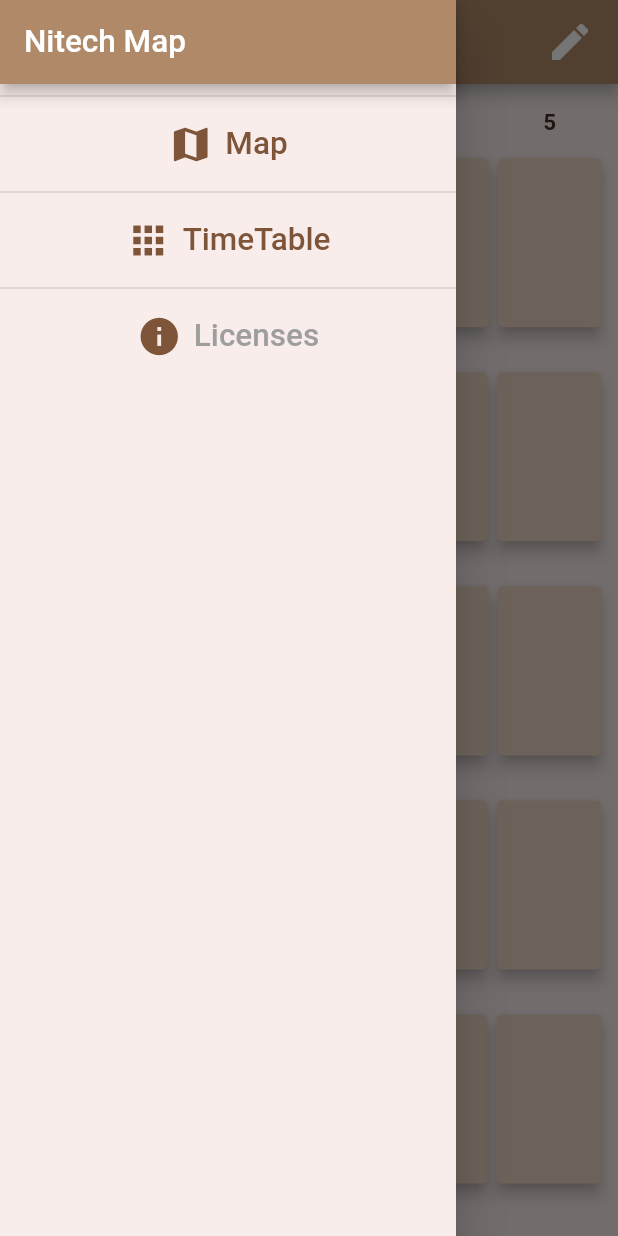
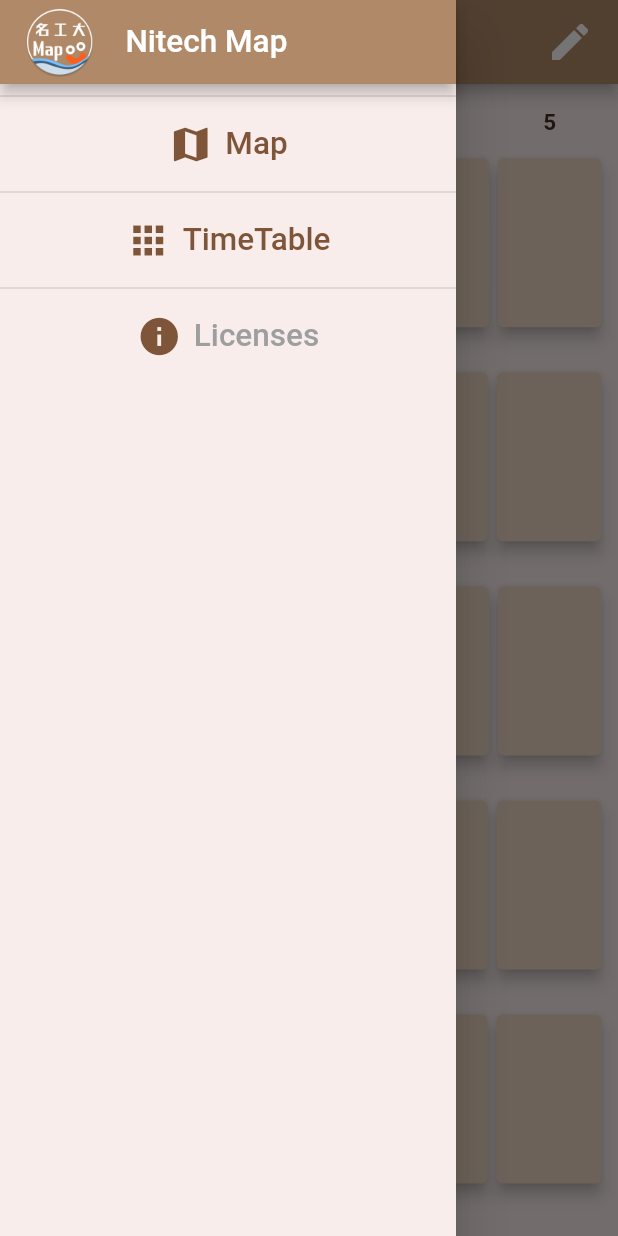
Before and after one commit to fztkm/nitechMap, a Flutter app: the TimeTableScreen screen opened by its route, with the side drawer open, on a phone screen of 412 x 824 dp. Run offline on Flutter 3.47's test engine with Material 2 defaults, Android fonts, the phone set to English and light mode, and no system bars; our stand-ins replace flutter_svg, package_info, photo_view, sqflite; accounts and stored records are empty.

Commit message:
display app icon

```diff
--- a/lib/widgets/main_drawer.dart
+++ b/lib/widgets/main_drawer.dart
@@ -13,7 +13,11 @@ class MainDrawer extends StatelessWidget {
       child: Column(
         children: [
           AppBar(
-            title:const Text('Nitech Map'),
+            title: Row(children: [
+              Image.asset("images/app_icon_rounded.png", width: AppBar().preferredSize.height * 0.85,),
+              const SizedBox(width: 20,),
+              const Text("Nitech Map"),
+            ],),
             automaticallyImplyLeading: false,
           ),
           const Divider(
@@ -66,7 +70,7 @@ class MainDrawer extends StatelessWidget {
                 context: context,
                 applicationName: "Nitech Map",
                 applicationVersion: info.version,
-                applicationIcon: Icon(Icons.map),
+                applicationIcon: Image.asset("images/app_icon_rounded.png", width: 80,),
                 applicationLegalese: "",
               );
             },
```
Also changed, not shown: images/app_icon_rounded.png (added).
